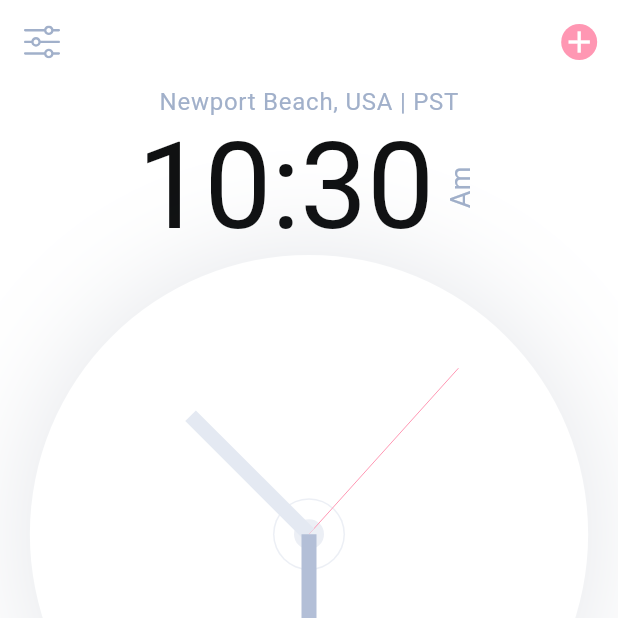
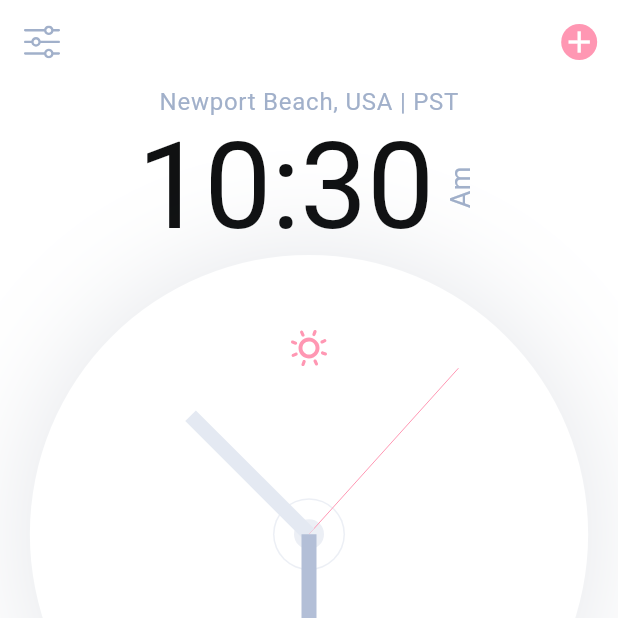
Before and after one commit to salsabilelshiekh2022/flutter_clock, a Flutter app: the screen it shows after launch, on a phone screen of 412 x 824 dp, the top half of it. Run offline on Flutter 3.47's test engine with Material 3 defaults, Android fonts, the phone set to English and light mode, and no system bars; our stand-ins replace flutter_svg, google_fonts.

Commit message:
Change theme

```diff
--- a/lib/main.dart
+++ b/lib/main.dart
@@ -1,6 +1,8 @@
 import 'package:flutter/material.dart';
+import 'package:flutter_clock/models/my_theme_provider.dart';
 import 'package:flutter_clock/screens/home_screen.dart';
 import 'package:flutter_clock/theme.dart';
+import 'package:provider/provider.dart';
 
 void main() {
   runApp(const MyApp());
@@ -11,13 +13,18 @@ class MyApp extends StatelessWidget {
 
   @override
   Widget build(BuildContext context) {
-    return MaterialApp(
-      debugShowCheckedModeBanner: false,
-      title: 'Analog Clock',
-      theme: themeData(context),
-      darkTheme: darkThemeData(context),
-      themeMode: ThemeMode.light,
-      home: const HomeScreen(),
+    return ChangeNotifierProvider(
+      create: (context) => MyThemeModel(),
+      child: Consumer<MyThemeModel>(
+        builder: (context, theme, child) => MaterialApp(
+          debugShowCheckedModeBanner: false,
+          title: 'Analog Clock',
+          theme: themeData(context),
+          darkTheme: darkThemeData(context),
+          themeMode: theme.isLightTheme ? ThemeMode.light : ThemeMode.dark,
+          home: const HomeScreen(),
+        ),
+      ),
     );
   }
 }
--- /dev/null
+++ b/lib/models/my_theme_provider.dart
@@ -0,0 +1,12 @@
+import 'package:flutter/material.dart';
+
+class MyThemeModel extends ChangeNotifier {
+  bool _isLightTheme = true;
+
+  void changeTheme() {
+    _isLightTheme = !_isLightTheme;
+    notifyListeners();
+  }
+
+  bool get isLightTheme => _isLightTheme;
+}
--- a/lib/screens/components/clock.dart
+++ b/lib/screens/components/clock.dart
@@ -2,6 +2,9 @@ import 'dart:async';
 import 'dart:math';
 
 import 'package:flutter/material.dart';
+import 'package:flutter_clock/models/my_theme_provider.dart';
+import 'package:flutter_svg/svg.dart';
+import 'package:provider/provider.dart';
 
 import '../../constants.dart';
 import '../../size_config.dart';
@@ -28,7 +31,9 @@ class _ClockState extends State<Clock> {
 
   @override
   Widget build(BuildContext context) {
-    return Padding(
+    return Stack(
+      children: [
+        Padding(
           padding:
               EdgeInsets.symmetric(horizontal: getProportionateScreenWidth(20)),
           child: AspectRatio(
@@ -51,6 +56,27 @@ class _ClockState extends State<Clock> {
               ),
             ),
           ),
+        ),
+        Positioned(
+            top: 50,
+            left: 0,
+            right: 0,
+            child: Consumer<MyThemeModel>(
+              builder: (context, theme, child) => GestureDetector(
+                onTap: () {
+                  theme.changeTheme();
+                },
+                child: SvgPicture.asset(
+                  theme.isLightTheme
+                      ? "assets/icons/Sun.svg"
+                      : "assets/icons/Moon.svg",
+                  width: 24,
+                  height: 24,
+                  color: Theme.of(context).primaryColor,
+                ),
+              ),
+            ))
+      ],
     );
   }
 }
```
Lines whose indentation alone changed are shown as unchanged.
